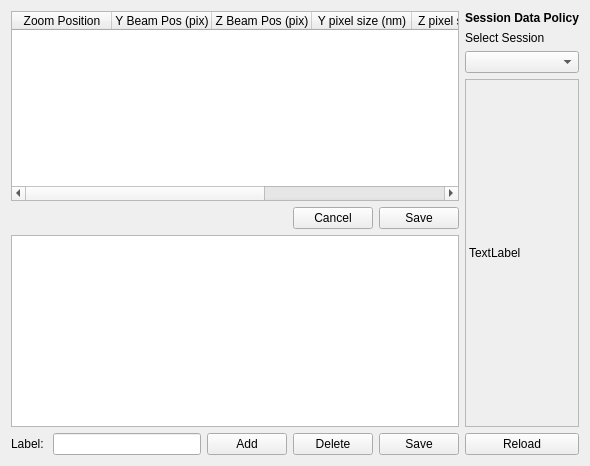
Old version of the form gui/ui_files/esrf_id13_configuration_widget.ui in the repository natxo14/mxcube.
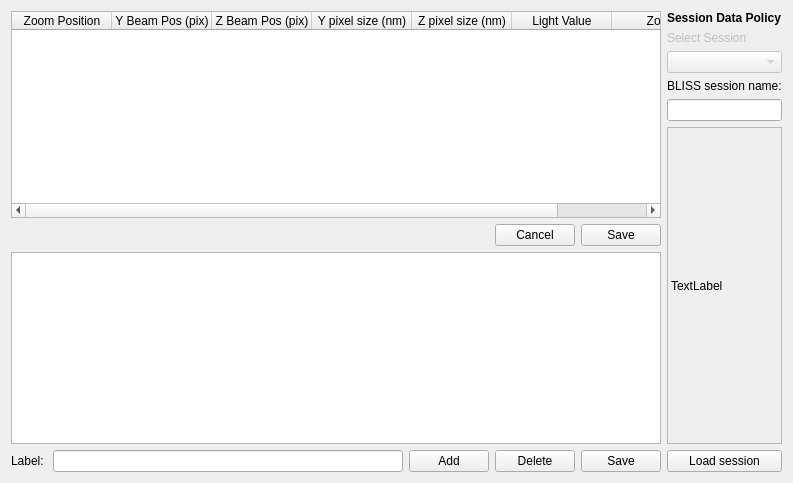
New version of the form.

```diff
--- a/gui/ui_files/esrf_id13_configuration_widget.ui
+++ b/gui/ui_files/esrf_id13_configuration_widget.ui
@@ -6,8 +6,8 @@
    <rect>
     <x>0</x>
     <y>0</y>
-    <width>590</width>
-    <height>466</height>
+    <width>793</width>
+    <height>483</height>
    </rect>
   </property>
   <property name="windowTitle">
@@ -161,6 +161,9 @@
        </item>
        <item>
         <widget class="QLabel" name="label">
+         <property name="enabled">
+          <bool>false</bool>
+         </property>
          <property name="sizePolicy">
           <sizepolicy hsizetype="Preferred" vsizetype="Fixed">
            <horstretch>0</horstretch>
@@ -173,7 +176,34 @@
         </widget>
        </item>
        <item>
-        <widget class="QComboBox" name="bliss_session_combo_box"/>
+        <widget class="QComboBox" name="bliss_session_combo_box">
+         <property name="enabled">
+          <bool>false</bool>
+         </property>
+        </widget>
+       </item>
+       <item>
+        <widget class="QLabel" name="label_4">
+         <property name="sizePolicy">
+          <sizepolicy hsizetype="Minimum" vsizetype="Fixed">
+           <horstretch>0</horstretch>
+           <verstretch>0</verstretch>
+          </sizepolicy>
+         </property>
+         <property name="text">
+          <string>BLISS session name:</string>
+         </property>
+        </widget>
+       </item>
+       <item>
+        <widget class="QLineEdit" name="session_name_label">
+         <property name="sizePolicy">
+          <sizepolicy hsizetype="Minimum" vsizetype="Fixed">
+           <horstretch>0</horstretch>
+           <verstretch>0</verstretch>
+          </sizepolicy>
+         </property>
+        </widget>
        </item>
        <item>
         <widget class="QLabel" name="data_policy_label">
@@ -188,7 +218,7 @@
        <item>
         <widget class="QPushButton" name="reload_data_policy">
          <property name="text">
-          <string>Reload</string>
+          <string>Load session</string>
          </property>
         </widget>
        </item>
```
